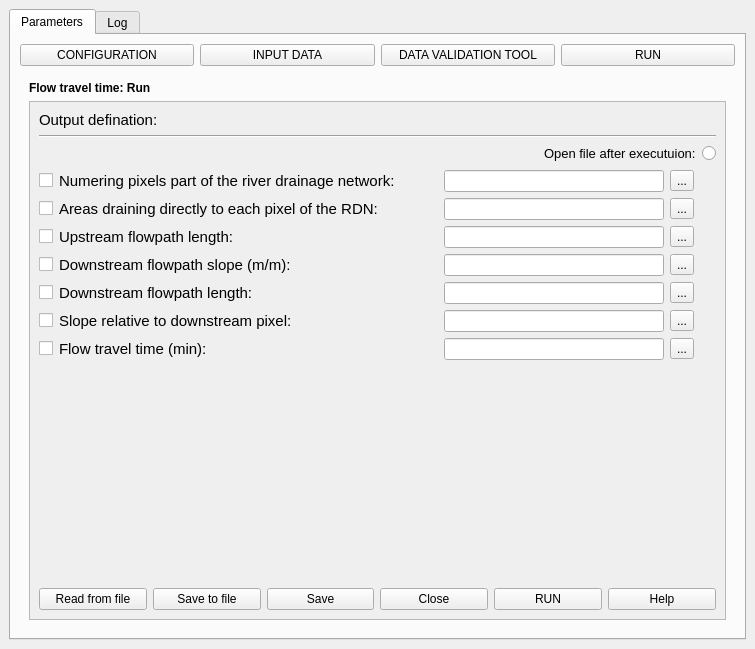
pedmap/HidroPixel_test, file hidroPixel_dialog_flow_tt.ui: the form before one commit.
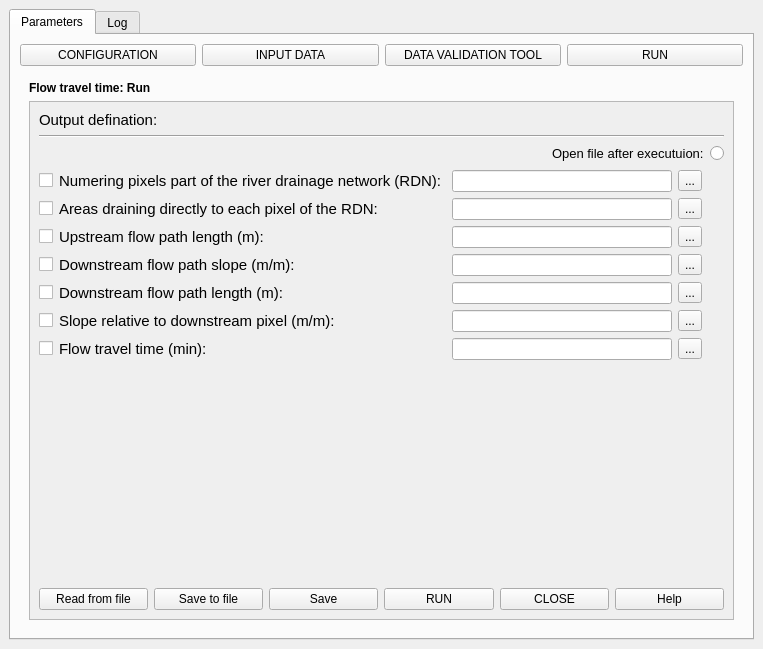
The form after the commit. The open tabs and pages were chosen to show the change. Icons and pictures are not drawn.

```diff
--- a/hidroPixel_dialog_flow_tt.ui
+++ b/hidroPixel_dialog_flow_tt.ui
@@ -6,7 +6,7 @@
    <rect>
     <x>0</x>
     <y>0</y>
-    <width>755</width>
+    <width>763</width>
     <height>649</height>
    </rect>
   </property>
@@ -1946,7 +1946,7 @@
                 <rect>
                  <x>0</x>
                  <y>0</y>
-                 <width>693</width>
+                 <width>701</width>
                  <height>510</height>
                 </rect>
                </property>
@@ -2027,13 +2027,6 @@
                     </property>
                    </widget>
                   </item>
-                  <item>
-                   <widget class="QPushButton" name="btn_close_pg4">
-                    <property name="text">
-                     <string>Close</string>
-                    </property>
-                   </widget>
-                  </item>
                   <item>
                    <widget class="QPushButton" name="btn_run_2">
                     <property name="styleSheet">
@@ -2046,6 +2039,16 @@
                     </property>
                    </widget>
                   </item>
+                  <item>
+                   <widget class="QPushButton" name="btn_close_pg4">
+                    <property name="accessibleDescription">
+                     <string notr="true"/>
+                    </property>
+                    <property name="text">
+                     <string>CLOSE</string>
+                    </property>
+                   </widget>
+                  </item>
                   <item>
                    <widget class="QPushButton" name="btn_help_pg4">
                     <property name="text">
@@ -2071,7 +2074,7 @@
                       <item row="0" column="0">
                        <widget class="QLabel" name="label_57">
                         <property name="text">
-                         <string>&lt;html&gt;&lt;head/&gt;&lt;body&gt;&lt;p align=&quot;justify&quot;&gt;&lt;span style=&quot; font-size:11pt;&quot;&gt;Numering pixels part of the river drainage network:&lt;/span&gt;&lt;/p&gt;&lt;/body&gt;&lt;/html&gt;</string>
+                         <string>&lt;html&gt;&lt;head/&gt;&lt;body&gt;&lt;p align=&quot;justify&quot;&gt;&lt;span style=&quot; font-size:11pt;&quot;&gt;Numering pixels part of the river drainage network (RDN):&lt;/span&gt;&lt;/p&gt;&lt;/body&gt;&lt;/html&gt;</string>
                         </property>
                        </widget>
                       </item>
@@ -2248,7 +2251,7 @@
                       <item row="0" column="0">
                        <widget class="QLabel" name="label_59">
                         <property name="text">
-                         <string>&lt;html&gt;&lt;head/&gt;&lt;body&gt;&lt;p align=&quot;justify&quot;&gt;&lt;span style=&quot; font-size:11pt;&quot;&gt;Upstream flowpath length:&lt;/span&gt;&lt;/p&gt;&lt;/body&gt;&lt;/html&gt;</string>
+                         <string>&lt;html&gt;&lt;head/&gt;&lt;body&gt;&lt;p align=&quot;justify&quot;&gt;&lt;span style=&quot; font-size:11pt;&quot;&gt;Upstream flow path length (m):&lt;/span&gt;&lt;/p&gt;&lt;/body&gt;&lt;/html&gt;</string>
                         </property>
                        </widget>
                       </item>
@@ -2290,7 +2293,7 @@
                       <item row="0" column="0">
                        <widget class="QLabel" name="label_61">
                         <property name="text">
-                         <string>&lt;html&gt;&lt;head/&gt;&lt;body&gt;&lt;p align=&quot;justify&quot;&gt;&lt;span style=&quot; font-size:11pt;&quot;&gt;Downstream flowpath slope (m/m):&lt;/span&gt;&lt;/p&gt;&lt;/body&gt;&lt;/html&gt;</string>
+                         <string>&lt;html&gt;&lt;head/&gt;&lt;body&gt;&lt;p align=&quot;justify&quot;&gt;&lt;span style=&quot; font-size:11pt;&quot;&gt;Downstream flow path slope (m/m):&lt;/span&gt;&lt;/p&gt;&lt;/body&gt;&lt;/html&gt;</string>
                         </property>
                        </widget>
                       </item>
@@ -2407,7 +2410,7 @@
                       <item row="0" column="0">
                        <widget class="QLabel" name="label_60">
                         <property name="text">
-                         <string>&lt;html&gt;&lt;head/&gt;&lt;body&gt;&lt;p align=&quot;justify&quot;&gt;&lt;span style=&quot; font-size:11pt;&quot;&gt;Downstream flowpath length:&lt;/span&gt;&lt;/p&gt;&lt;/body&gt;&lt;/html&gt;</string>
+                         <string>&lt;html&gt;&lt;head/&gt;&lt;body&gt;&lt;p align=&quot;justify&quot;&gt;&lt;span style=&quot; font-size:11pt;&quot;&gt;Downstream flow path length (m):&lt;/span&gt;&lt;/p&gt;&lt;/body&gt;&lt;/html&gt;</string>
                         </property>
                        </widget>
                       </item>
@@ -2467,7 +2470,7 @@
                       <item row="0" column="0">
                        <widget class="QLabel" name="label_63">
                         <property name="text">
-                         <string>&lt;html&gt;&lt;head/&gt;&lt;body&gt;&lt;p align=&quot;justify&quot;&gt;&lt;span style=&quot; font-size:11pt;&quot;&gt;Slope relative to downstream pixel:&lt;/span&gt;&lt;/p&gt;&lt;/body&gt;&lt;/html&gt;</string>
+                         <string>&lt;html&gt;&lt;head/&gt;&lt;body&gt;&lt;p align=&quot;justify&quot;&gt;&lt;span style=&quot; font-size:11pt;&quot;&gt;Slope relative to downstream pixel (m/m):&lt;/span&gt;&lt;/p&gt;&lt;/body&gt;&lt;/html&gt;</string>
                         </property>
                        </widget>
                       </item>
```
Left out of the diff: 8 changed lines with no effect on the pictures.
